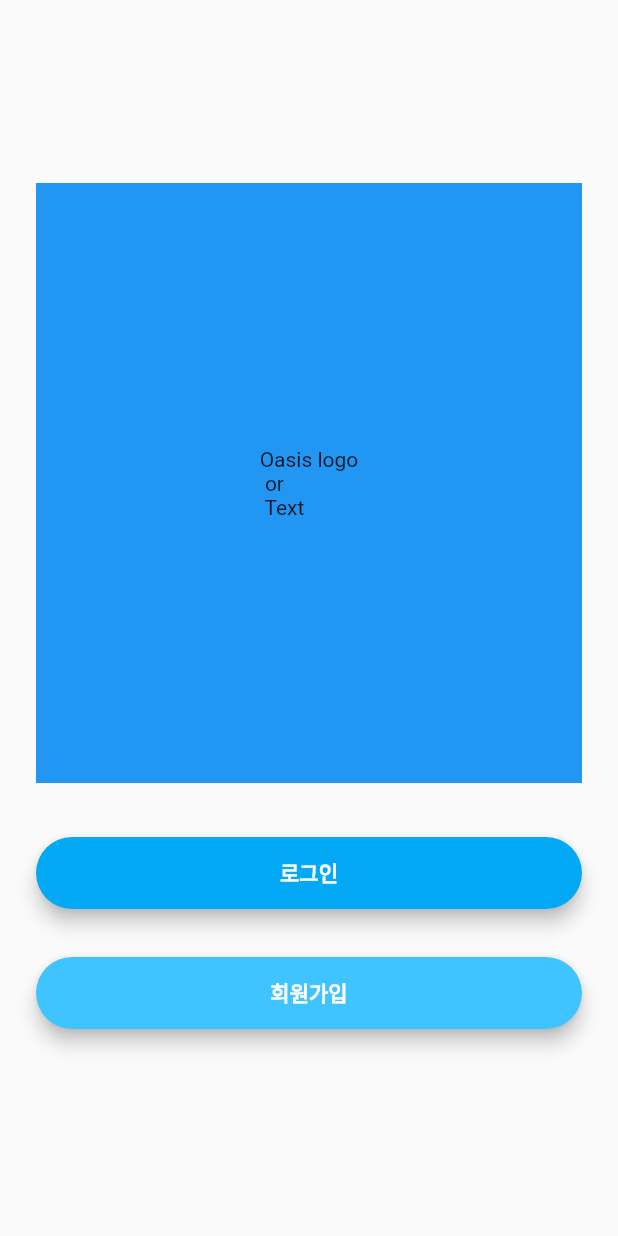
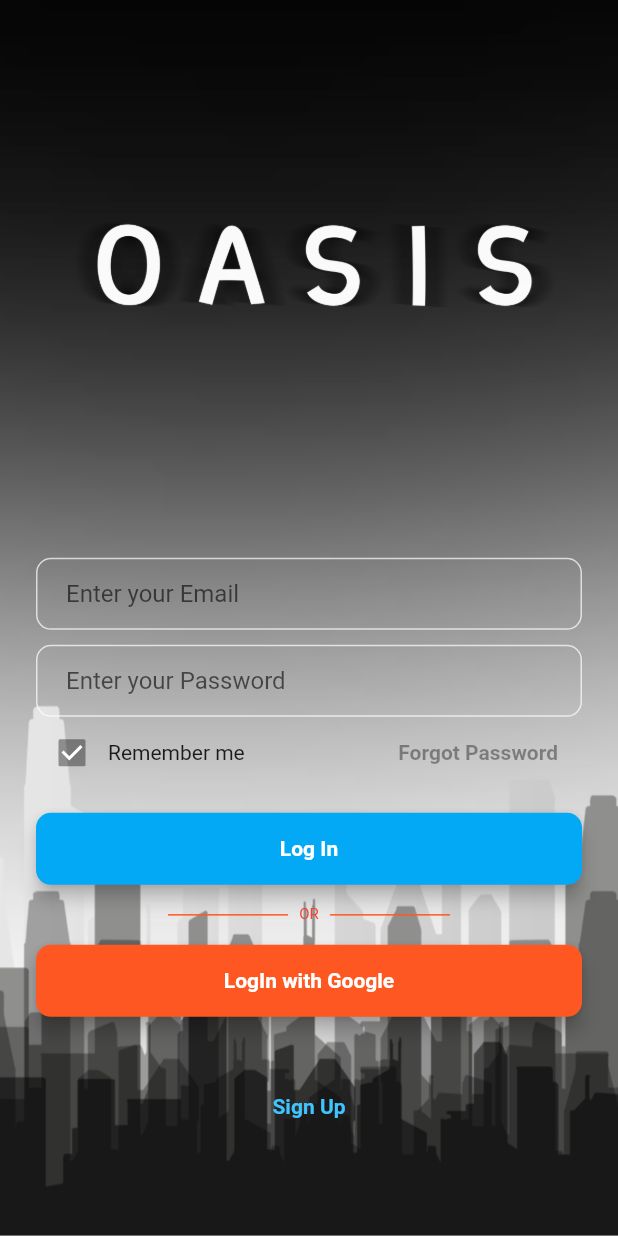
Before and after one commit to jxxxxe/Oasis, a Flutter app: the screen it shows after launch, on a phone screen of 412 x 824 dp. Run offline on Flutter 3.47's test engine with Material 2 defaults, Android fonts, the phone set to English and light mode, and no system bars.

Commit message:
update welcome_screen.dart & add images

```diff
--- a/Front/oasis/lib/screens/welcome_screen.dart
+++ b/Front/oasis/lib/screens/welcome_screen.dart
@@ -8,31 +8,101 @@ class Welcomescreen extends StatelessWidget {
   @override
   Widget build(BuildContext context) {
     return Scaffold(
-      body: Padding(
+      resizeToAvoidBottomInset: false,
+      body: Container(
+        decoration: BoxDecoration(
+            image: DecorationImage(
+          image: AssetImage('images/background_image.png'),
+          fit: BoxFit.cover,
+        )),
+        child: Padding(
           padding: EdgeInsets.symmetric(horizontal: 24.0),
           child: Column(
             mainAxisAlignment: MainAxisAlignment.center,
             crossAxisAlignment: CrossAxisAlignment.stretch,
             children: [
-            Container(
-              child: Center(
-                child: Text(
-                  'Oasis logo\n or \n Text'
+              SizedBox(
+                height: 20,
+              ),
+              Center(child: Image.asset('images/logo.png')),
+              SizedBox(
+                height: 100.0,
+              ),
+              TextField(
+                onChanged: (value) {
+                  //Do something with the user input.
+                },
+                decoration: InputDecoration(
+                  hintText: 'Enter your Email',
+                  contentPadding:
+                      EdgeInsets.symmetric(vertical: 10.0, horizontal: 20.0),
+                  border: OutlineInputBorder(
+                    borderRadius: BorderRadius.all(Radius.circular(10.0)),
+                  ),
+                  enabledBorder: OutlineInputBorder(
+                    borderSide:
+                        BorderSide(color: Colors.white70, width: 1.0),
+                    borderRadius: BorderRadius.all(Radius.circular(10.0)),
+                  ),
+                  focusedBorder: OutlineInputBorder(
+                    borderSide:
+                        BorderSide(color: Colors.lightBlue, width: 2.0),
+                    borderRadius: BorderRadius.all(Radius.circular(10.0)),
                   ),
                 ),
-              color: Colors.blue,
-              width: 400,
-              height: 400,
               ),
               SizedBox(
-              height: 20.0,
+                height: 10,
+              ),
+              TextField(
+                onChanged: (value) {
+                  //Do something with the user input.
+                },
+                decoration: InputDecoration(
+                  hintText: 'Enter your Password',
+                  contentPadding:
+                      EdgeInsets.symmetric(vertical: 10.0, horizontal: 20.0),
+                  border: OutlineInputBorder(
+                    borderRadius: BorderRadius.all(Radius.circular(10.0)),
+                  ),
+                  enabledBorder: OutlineInputBorder(
+                    borderSide:
+                        BorderSide(color: Colors.white70, width: 1.0),
+                    borderRadius: BorderRadius.all(Radius.circular(10.0)),
+                  ),
+                  focusedBorder: OutlineInputBorder(
+                    borderSide:
+                        BorderSide(color: Colors.lightBlue, width: 2.0),
+                    borderRadius: BorderRadius.all(Radius.circular(10.0)),
+                  ),
+                ),
+              ),
+              Row(
+                mainAxisAlignment: MainAxisAlignment.spaceBetween,
+                children: [
+                  Row(
+                    children: [
+                      Checkbox(value: true, onChanged: null),
+                      Text(
+                        'Remember me',
+                      ),
+                    ],
+                  ),
+                  FlatButton(
+                    onPressed: null,
+                    child: Text('Forgot Password',
+                    style: TextStyle(
+                      fontWeight: FontWeight.bold,
+                    ),),
+                  ),
+                ],
               ),
               Padding(
-              padding: EdgeInsets.symmetric(vertical: 16.0),
+                padding: EdgeInsets.fromLTRB(0, 16, 0, 0),
                 child: Material(
                   elevation: 5.0,
                   color: Colors.lightBlue,
-                borderRadius: BorderRadius.circular(30.0),
+                  borderRadius: BorderRadius.circular(10.0),
                   child: MaterialButton(
                     onPressed: () {
                       Navigator.pushNamed(context, Loginscreen.id);
@@ -40,19 +110,47 @@ class Welcomescreen extends StatelessWidget {
                     minWidth: 200.0,
                     height: 42.0,
                     child: Text(
-                    '로그인',
+                      'Log In',
                       style: TextStyle(
                           fontWeight: FontWeight.bold, color: Colors.white),
                     ),
                   ),
                 ),
               ),
+              Row(
+                mainAxisAlignment: MainAxisAlignment.center,
+                children: [
+                  SizedBox(
+                    width: 80,
+                    height: 40,
+                    child: Divider(
+                      thickness: 1,
+                      color: Colors.deepOrange,
+                    ),
+                  ),
+                  Text(
+                    '   OR   ',
+                    style: TextStyle(
+                      color: Colors.red,
+                      fontSize: 10,
+                    ),
+                  ),
+                  SizedBox(
+                    width: 80,
+                    height: 40,
+                    child: Divider(
+                      thickness: 1,
+                      color: Colors.deepOrange,
+                    ),
+                  )
+                ],
+              ),
               Padding(
-              padding: EdgeInsets.symmetric(vertical: 16.0),
+                padding: EdgeInsets.fromLTRB(0,0,0,16),
                 child: Material(
                   elevation: 5.0,
-                color: Colors.lightBlueAccent,
-                borderRadius: BorderRadius.circular(30.0),
+                  color: Colors.deepOrange,
+                  borderRadius: BorderRadius.circular(10.0),
                   child: MaterialButton(
                     onPressed: () {
                       Navigator.pushNamed(context, RegistrationScreen.id);
@@ -60,14 +158,27 @@ class Welcomescreen extends StatelessWidget {
                     minWidth: 200.0,
                     height: 42.0,
                     child: Text(
-                    '회원가입',
+                      'LogIn with Google',
                       style: TextStyle(
                           fontWeight: FontWeight.bold, color: Colors.white),
                     ),
                   ),
                 ),
               ),
+              SizedBox(height: 20,),
+              FlatButton(
+                onPressed: null,
+                child: Text(
+                  'Sign Up',
+                  style: TextStyle(
+                    fontWeight: FontWeight.bold,
+                    fontSize: 14,
+                    color: Colors.lightBlueAccent,
+                  ),
+                ),
+              ),
             ],
+          ),
         ),
       ),
     );
--- a/Front/oasis/pubspec.yaml
+++ b/Front/oasis/pubspec.yaml
@@ -45,9 +45,8 @@ flutter:
   uses-material-design: true
 
   # To add assets to your application, add an assets section, like this:
-  # assets:
-  #   - images/a_dot_burr.jpeg
-  #   - images/a_dot_ham.jpeg
+  assets:
+    - images/
 
   # An image asset can refer to one or more resolution-specific "variants", see
   # https://flutter.dev/assets-and-images/#resolution-aware.
```
Also changed, not shown: Front/oasis/images/background_image.png (added), Front/oasis/images/logo.png (added). Lines whose indentation alone changed are shown as unchanged.
